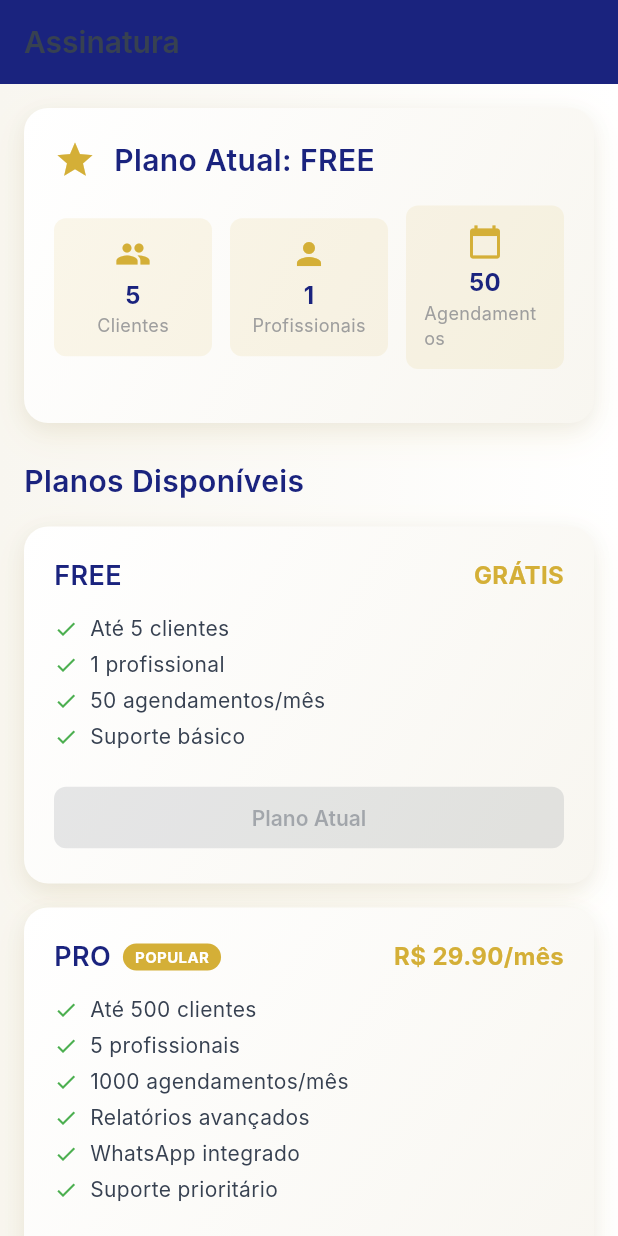
After one commit to leorecoa/flutter_application_1, a Flutter app: the SubscriptionScreen screen opened by its route, on a phone screen of 412 x 824 dp. The commit adds this screen. Run offline on Flutter 3.47's test engine with Material 3 defaults, Android fonts, the phone set to English and light mode, and no system bars; our stand-ins replace dio, fl_chart, flutter_riverpod, go_router, logger, pdf; missing offline and left inert: amplify_api, amplify_auth_cognito, amplify_flutter, amplify_storage_s3, mailer; network calls fail; Roboto replaces fonts that are missing (Inter).

Commit message:
feat: Adicionar módulo de assinatura com gerenciamento de planos e integração com API

```diff
--- a/lib/core/routes/app_routes.dart
+++ b/lib/core/routes/app_routes.dart
@@ -16,6 +16,7 @@ import '../../features/area_cliente/screens/area_cliente_screen.dart';
 import '../../features/recibo_automatico/screens/teste_recibo_screen.dart';
 import '../../features/admin/screens/admin_settings_screen.dart';
 import '../../features/settings/screens/settings_screen.dart';
+import '../../features/subscription/screens/subscription_screen.dart';
 
 final appRouter = GoRouter(
   initialLocation: '/dashboard',
@@ -86,5 +87,9 @@ final appRouter = GoRouter(
       path: '/settings',
       builder: (context, state) => const SettingsScreen(),
     ),
+    GoRoute(
+      path: '/subscription',
+      builder: (context, state) => const SubscriptionScreen(),
+    ),
   ],
 );
--- a/lib/features/clients/widgets/add_client_dialog.dart
+++ b/lib/features/clients/widgets/add_client_dialog.dart
@@ -161,7 +161,7 @@ class _AddClientDialogState extends State<AddClientDialog> {
                   title: const Text('Cliente Ativo'),
                   value: _isActive,
                   onChanged: (value) => setState(() => _isActive = value),
-                  activeColor: LuxuryTheme.gold,
+                  activeColor: LuxuryTheme.primaryGold,
                 ),
                 const SizedBox(height: 24),
                 Row(
--- a/lib/features/services/screens/services_screen.dart
+++ b/lib/features/services/screens/services_screen.dart
@@ -21,6 +21,9 @@ class _ServicesScreenState extends State<ServicesScreen> {
       duration: 30,
       category: 'Corte',
       isActive: true,
+      userId: 'user1',
+      createdAt: DateTime.now(),
+      updatedAt: DateTime.now(),
     ),
     ServiceModel(
       id: '2',
@@ -30,6 +33,9 @@ class _ServicesScreenState extends State<ServicesScreen> {
       duration: 20,
       category: 'Barba',
       isActive: true,
+      userId: 'user1',
+      createdAt: DateTime.now(),
+      updatedAt: DateTime.now(),
     ),
   ];
 
--- a/lib/features/services/widgets/add_service_dialog.dart
+++ b/lib/features/services/widgets/add_service_dialog.dart
@@ -137,7 +137,7 @@ class _AddServiceDialogState extends State<AddServiceDialog> {
                 title: const Text('Serviço Ativo'),
                 value: _isActive,
                 onChanged: (value) => setState(() => _isActive = value),
-                activeColor: LuxuryTheme.gold,
+                activeColor: LuxuryTheme.primaryGold,
               ),
               const SizedBox(height: 24),
               Row(
@@ -171,6 +171,9 @@ class _AddServiceDialogState extends State<AddServiceDialog> {
         duration: int.tryParse(_durationController.text) ?? 30,
         category: _category,
         isActive: _isActive,
+        userId: 'user1',
+        createdAt: widget.service?.createdAt ?? DateTime.now(),
+        updatedAt: DateTime.now(),
       );
 
       widget.onSave(service);
--- a/lib/features/settings/screens/settings_screen.dart
+++ b/lib/features/settings/screens/settings_screen.dart
@@ -1,6 +1,7 @@
 import 'package:flutter/material.dart';
 import '../../../core/theme/luxury_theme.dart';
 import '../../../shared/widgets/luxury_card.dart';
+import 'package:go_router/go_router.dart';
 
 class SettingsScreen extends StatefulWidget {
   const SettingsScreen({super.key});
@@ -203,6 +204,13 @@ class _SettingsScreenState extends State<SettingsScreen> {
             onTap: () => _showProfileDialog(),
           ),
           ListTile(
+            leading: const Icon(Icons.star, color: LuxuryTheme.primaryGold),
+            title: const Text('Assinatura'),
+            subtitle: const Text('Gerenciar plano e pagamentos'),
+            trailing: const Icon(Icons.arrow_forward_ios),
+            onTap: () => context.push('/subscription'),
+          ),
+          ListTile(
             leading: const Icon(Icons.security, color: Colors.orange),
             title: const Text('Segurança'),
             subtitle: const Text('Alterar senha e configurações'),
--- /dev/null
+++ b/lib/features/subscription/models/subscription_model.dart
@@ -0,0 +1,146 @@
+class SubscriptionModel {
+  final String plan;
+  final String status;
+  final SubscriptionLimits limits;
+  final double price;
+  final DateTime startDate;
+  final DateTime expirationDate;
+  final String? paymentProvider;
+  final String? paymentId;
+  final String paymentStatus;
+
+  SubscriptionModel({
+    required this.plan,
+    required this.status,
+    required this.limits,
+    required this.price,
+    required this.startDate,
+    required this.expirationDate,
+    this.paymentProvider,
+    this.paymentId,
+    required this.paymentStatus,
+  });
+
+  factory SubscriptionModel.fromJson(Map<String, dynamic> json) {
+    return SubscriptionModel(
+      plan: json['plan'],
+      status: json['status'],
+      limits: SubscriptionLimits.fromJson(json['limits']),
+      price: (json['price'] as num).toDouble(),
+      startDate: DateTime.parse(json['startDate']),
+      expirationDate: DateTime.parse(json['expirationDate']),
+      paymentProvider: json['paymentProvider'],
+      paymentId: json['paymentId'],
+      paymentStatus: json['paymentStatus'] ?? 'PENDING',
+    );
+  }
+
+  Map<String, dynamic> toJson() {
+    return {
+      'plan': plan,
+      'status': status,
+      'limits': limits.toJson(),
+      'price': price,
+      'startDate': startDate.toIso8601String(),
+      'expirationDate': expirationDate.toIso8601String(),
+      'paymentProvider': paymentProvider,
+      'paymentId': paymentId,
+      'paymentStatus': paymentStatus,
+    };
+  }
+
+  bool get isActive => status == 'ACTIVE';
+  bool get isExpired => DateTime.now().isAfter(expirationDate);
+  int get daysUntilExpiration => expirationDate.difference(DateTime.now()).inDays;
+}
+
+class SubscriptionLimits {
+  final int clients;
+  final int barbers;
+  final int appointments;
+
+  SubscriptionLimits({
+    required this.clients,
+    required this.barbers,
+    required this.appointments,
+  });
+
+  factory SubscriptionLimits.fromJson(Map<String, dynamic> json) {
+    return SubscriptionLimits(
+      clients: json['clients'],
+      barbers: json['barbers'],
+      appointments: json['appointments'],
+    );
+  }
+
+  Map<String, dynamic> toJson() {
+    return {
+      'clients': clients,
+      'barbers': barbers,
+      'appointments': appointments,
+    };
+  }
+
+  bool get hasUnlimitedClients => clients == -1;
+  bool get hasUnlimitedBarbers => barbers == -1;
+  bool get hasUnlimitedAppointments => appointments == -1;
+}
+
+class PlanModel {
+  final String name;
+  final double price;
+  final SubscriptionLimits limits;
+  final List<String> features;
+  final bool isPopular;
+
+  PlanModel({
+    required this.name,
+    required this.price,
+    required this.limits,
+    required this.features,
+    this.isPopular = false,
+  });
+
+  static List<PlanModel> getAvailablePlans() {
+    return [
+      PlanModel(
+        name: 'FREE',
+        price: 0,
+        limits: SubscriptionLimits(clients: 5, barbers: 1, appointments: 50),
+        features: [
+          'Até 5 clientes',
+          '1 profissional',
+          '50 agendamentos/mês',
+          'Suporte básico'
+        ],
+      ),
+      PlanModel(
+        name: 'PRO',
+        price: 29.90,
+        limits: SubscriptionLimits(clients: 500, barbers: 5, appointments: 1000),
+        features: [
+          'Até 500 clientes',
+          '5 profissionais',
+          '1000 agendamentos/mês',
+          'Relatórios avançados',
+          'WhatsApp integrado',
+          'Suporte prioritário'
+        ],
+        isPopular: true,
+      ),
+      PlanModel(
+        name: 'PREMIUM',
+        price: 59.90,
+        limits: SubscriptionLimits(clients: -1, barbers: -1, appointments: -1),
+        features: [
+          'Clientes ilimitados',
+          'Profissionais ilimitados',
+          'Agendamentos ilimitados',
+          'Multi-localização',
+          'API personalizada',
+          'Suporte 24/7'
+        ],
+      ),
+    ];
+  }
+}
--- /dev/null
+++ b/lib/features/subscription/screens/subscription_screen.dart
@@ -0,0 +1,353 @@
+import 'package:flutter/material.dart';
+import '../../../core/theme/luxury_theme.dart';
+import '../../../shared/widgets/luxury_card.dart';
+import '../models/subscription_model.dart';
+import '../services/subscription_service.dart';
+
+class SubscriptionScreen extends StatefulWidget {
+  const SubscriptionScreen({super.key});
+
+  @override
+  State<SubscriptionScreen> createState() => _SubscriptionScreenState();
+}
+
+class _SubscriptionScreenState extends State<SubscriptionScreen> {
+  SubscriptionModel? _currentSubscription;
+  bool _isLoading = true;
+
+  @override
+  void initState() {
+    super.initState();
+    _loadCurrentSubscription();
+  }
+
+  Future<void> _loadCurrentSubscription() async {
+    try {
+      final subscription = await SubscriptionService.getCurrentSubscription();
+      setState(() {
+        _currentSubscription = subscription;
+        _isLoading = false;
+      });
+    } catch (e) {
+      setState(() => _isLoading = false);
+    }
+  }
+
+  @override
+  Widget build(BuildContext context) {
+    return Scaffold(
+      appBar: AppBar(
+        title: const Text('Assinatura'),
+        backgroundColor: LuxuryTheme.deepBlue,
+        foregroundColor: Colors.white,
+      ),
+      body: Container(
+        decoration: const BoxDecoration(
+          gradient: LinearGradient(
+            colors: [LuxuryTheme.pearl, Colors.white],
+          ),
+        ),
+        child: _isLoading
+            ? const Center(child: CircularProgressIndicator())
+            : SingleChildScrollView(
+                padding: const EdgeInsets.all(16),
+                child: Column(
+                  children: [
+                    if (_currentSubscription != null) _buildCurrentPlan(),
+                    const SizedBox(height: 24),
+                    _buildAvailablePlans(),
+                  ],
+                ),
+              ),
+      ),
+    );
+  }
+
+  Widget _buildCurrentPlan() {
+    final subscription = _currentSubscription!;
+
+    return LuxuryCard(
+      child: Column(
+        crossAxisAlignment: CrossAxisAlignment.start,
+        children: [
+          Row(
+            children: [
+              const Icon(Icons.star, color: LuxuryTheme.primaryGold, size: 28),
+              const SizedBox(width: 12),
+              Text(
+                'Plano Atual: ${subscription.plan}',
+                style: const TextStyle(
+                  fontSize: 20,
+                  fontWeight: FontWeight.w600,
+                  color: LuxuryTheme.deepBlue,
+                ),
+              ),
+            ],
+          ),
+          const SizedBox(height: 16),
+          Row(
+            children: [
+              Expanded(
+                child: _buildLimitCard(
+                  'Clientes',
+                  subscription.limits.hasUnlimitedClients
+                    ? 'Ilimitado'
+                    : '${subscription.limits.clients}',
+                  Icons.people,
+                ),
+              ),
+              const SizedBox(width: 12),
+              Expanded(
+                child: _buildLimitCard(
+                  'Profissionais',
+                  subscription.limits.hasUnlimitedBarbers
+                    ? 'Ilimitado'
+                    : '${subscription.limits.barbers}',
+                  Icons.person,
+                ),
+              ),
+              const SizedBox(width: 12),
+              Expanded(
+                child: _buildLimitCard(
+                  'Agendamentos',
+                  subscription.limits.hasUnlimitedAppointments
+                    ? 'Ilimitado'
+                    : '${subscription.limits.appointments}',
+                  Icons.calendar_today,
+                ),
+              ),
+            ],
+          ),
+          const SizedBox(height: 16),
+          if (subscription.plan != 'FREE')
+            Container(
+              padding: const EdgeInsets.all(12),
+              decoration: BoxDecoration(
+                color: subscription.isExpired
+                  ? Colors.red.withOpacity(0.1)
+                  : Colors.green.withOpacity(0.1),
+                borderRadius: BorderRadius.circular(8),
+              ),
+              child: Row(
+                children: [
+                  Icon(
+                    subscription.isExpired ? Icons.warning : Icons.check_circle,
+                    color: subscription.isExpired ? Colors.red : Colors.green,
+                  ),
+                  const SizedBox(width: 8),
+                  Text(
+                    subscription.isExpired
+                        ? 'Plano expirado'
+                        : 'Expira em ${subscription.daysUntilExpiration} dias',
+                    style: TextStyle(
+                      color: subscription.isExpired ? Colors.red : Colors.green,
+                      fontWeight: FontWeight.w500,
+                    ),
+                  ),
+                ],
+              ),
+            ),
+        ],
+      ),
+    );
+  }
+
+  Widget _buildLimitCard(String title, String value, IconData icon) {
+    return Container(
+      padding: const EdgeInsets.all(12),
+      decoration: BoxDecoration(
+        color: LuxuryTheme.primaryGold.withOpacity(0.1),
+        borderRadius: BorderRadius.circular(8),
+      ),
+      child: Column(
+        children: [
+          Icon(icon, color: LuxuryTheme.primaryGold),
+          const SizedBox(height: 4),
+          Text(
+            value,
+            style: const TextStyle(
+              fontSize: 16,
+              fontWeight: FontWeight.bold,
+              color: LuxuryTheme.deepBlue,
+            ),
+          ),
+          Text(
+            title,
+            style: const TextStyle(
+              fontSize: 12,
+              color: Colors.grey,
+            ),
+          ),
+        ],
+      ),
+    );
+  }
+
+  Widget _buildAvailablePlans() {
+    final plans = PlanModel.getAvailablePlans();
+
+    return Column(
+      crossAxisAlignment: CrossAxisAlignment.start,
+      children: [
+        const Text(
+          'Planos Disponíveis',
+          style: TextStyle(
+            fontSize: 20,
+            fontWeight: FontWeight.w600,
+            color: LuxuryTheme.deepBlue,
+          ),
+        ),
+        const SizedBox(height: 16),
+        ...plans.map((plan) => _buildPlanCard(plan)),
+      ],
+    );
+  }
+
+  Widget _buildPlanCard(PlanModel plan) {
+    final isCurrentPlan = _currentSubscription?.plan == plan.name;
+
+    return Container(
+      margin: const EdgeInsets.only(bottom: 16),
+      child: LuxuryCard(
+        child: Column(
+          crossAxisAlignment: CrossAxisAlignment.start,
+          children: [
+            Row(
+              children: [
+                Text(
+                  plan.name,
+                  style: const TextStyle(
+                    fontSize: 18,
+                    fontWeight: FontWeight.w600,
+                    color: LuxuryTheme.deepBlue,
+                  ),
+                ),
+                if (plan.isPopular)
+                  Container(
+                    margin: const EdgeInsets.only(left: 8),
+                    padding: const EdgeInsets.symmetric(horizontal: 8, vertical: 2),
+                    decoration: BoxDecoration(
+                      color: LuxuryTheme.primaryGold,
+                      borderRadius: BorderRadius.circular(12),
+                    ),
+                    child: const Text(
+                      'POPULAR',
+                      style: TextStyle(
+                        color: Colors.white,
+                        fontSize: 10,
+                        fontWeight: FontWeight.bold,
+                      ),
+                    ),
+                  ),
+                const Spacer(),
+                Text(
+                  plan.price == 0 ? 'GRÁTIS' : 'R\$ ${plan.price.toStringAsFixed(2)}/mês',
+                  style: const TextStyle(
+                    fontSize: 16,
+                    fontWeight: FontWeight.bold,
+                    color: LuxuryTheme.primaryGold,
+                  ),
+                ),
+              ],
+            ),
+            const SizedBox(height: 12),
+            ...plan.features.map((feature) => Padding(
+              padding: const EdgeInsets.only(bottom: 4),
+              child: Row(
+                children: [
+                  const Icon(Icons.check, color: Colors.green, size: 16),
+                  const SizedBox(width: 8),
+                  Text(feature),
+                ],
+              ),
+            )),
+            const SizedBox(height: 16),
+            SizedBox(
+              width: double.infinity,
+              child: ElevatedButton(
+                onPressed: isCurrentPlan ? null : () => _upgradePlan(plan.name),
+                style: ElevatedButton.styleFrom(
+                  backgroundColor: isCurrentPlan
+                    ? Colors.grey
+                    : (plan.isPopular ? LuxuryTheme.primaryGold : LuxuryTheme.deepBlue),
+                ),
+                child: Text(
+                  isCurrentPlan
+                    ? 'Plano Atual'
+                    : (plan.name == 'FREE' ? 'Downgrade' : 'Upgrade'),
+                ),
+              ),
+            ),
+          ],
+        ),
+      ),
+    );
+  }
+
+  Future<void> _upgradePlan(String planName) async {
+    try {
+      setState(() => _isLoading = true);
+
+      // TODO: Show payment dialog for paid plans
+      if (planName != 'FREE') {
+        final shouldProceed = await _showPaymentDialog(planName);
+        if (!shouldProceed) {
+          setState(() => _isLoading = false);
+          return;
+        }
+      }
+
+      await SubscriptionService.upgradePlan(planName);
+      await _loadCurrentSubscription();
+
+      if (mounted) {
+        ScaffoldMessenger.of(context).showSnackBar(
+          SnackBar(
+            content: Text('Plano alterado para $planName com sucesso!'),
+            backgroundColor: Colors.green,
+          ),
+        );
+      }
+    } catch (e) {
+      setState(() => _isLoading = false);
+      if (mounted) {
+        ScaffoldMessenger.of(context).showSnackBar(
+          SnackBar(
+            content: Text('Erro ao alterar plano: $e'),
+            backgroundColor: Colors.red,
+          ),
+        );
+      }
+    }
+  }
+
+  Future<bool> _showPaymentDialog(String planName) async {
+    return await showDialog<bool>(
+      context: context,
+      builder: (context) => AlertDialog(
+        title: Text('Upgrade para $planName'),
+        content: Column(
+          mainAxisSize: MainAxisSize.min,
+          children: [
+            const Text('Escolha a forma de pagamento:'),
+            const SizedBox(height: 16),
+            // TODO: Implement payment method selection
+            const Text('⚠️ Integração de pagamento será configurada em breve'),
+            const SizedBox(height: 8),
+            const Text('Por enquanto, o upgrade será feito gratuitamente para testes.'),
+          ],
+        ),
+        actions: [
+          TextButton(
+            onPressed: () => Navigator.pop(context, false),
+            child: const Text('Cancelar'),
+          ),
+          ElevatedButton(
+            onPressed: () => Navigator.pop(context, true),
+            child: const Text('Continuar'),
+          ),
+        ],
+      ),
+    ) ?? false;
+  }
+}
--- /dev/null
+++ b/lib/features/subscription/services/subscription_service.dart
@@ -0,0 +1,120 @@
+import 'dart:convert';
+import 'package:http/http.dart' as http;
+import '../../../core/config/app_config.dart';
+import '../models/subscription_model.dart';
+
+class SubscriptionService {
+  static const String _baseUrl = '${AppConfig.apiGatewayUrl}/subscription';
+
+  static Future<SubscriptionModel> getCurrentSubscription() async {
+    try {
+      final response = await http.get(
+        Uri.parse(_baseUrl),
+        headers: {
+          'Content-Type': 'application/json',
+          // TODO: Add Authorization header with Cognito token
+          // 'Authorization': 'Bearer ${await _getAuthToken()}',
+        },
+      );
+
+      if (response.statusCode == 200) {
+        final data = json.decode(response.body);
+        return SubscriptionModel.fromJson(data);
+      } else {
+        throw Exception('Failed to load subscription');
+      }
+    } catch (e) {
+      // Return default FREE subscription for now
+      return SubscriptionModel(
+        plan: 'FREE',
+        status: 'ACTIVE',
+        limits: SubscriptionLimits(clients: 5, barbers: 1, appointments: 50),
+        price: 0,
+        startDate: DateTime.now(),
+        expirationDate: DateTime.now().add(const Duration(days: 30)),
+        paymentStatus: 'ACTIVE',
+      );
+    }
+  }
+
+  static Future<SubscriptionModel> createSubscription(String plan) async {
+    try {
+      final response = await http.post(
+        Uri.parse(_baseUrl),
+        headers: {
+          'Content-Type': 'application/json',
+          // TODO: Add Authorization header
+        },
+        body: json.encode({'plan': plan}),
+      );
+
+      if (response.statusCode == 201) {
+        final data = json.decode(response.body);
+        return SubscriptionModel.fromJson(data);
+      } else {
+        throw Exception('Failed to create subscription');
+      }
+    } catch (e) {
+      throw Exception('Error creating subscription: $e');
+    }
+  }
+
+  static Future<SubscriptionModel> upgradePlan(String newPlan) async {
+    try {
+      final response = await http.put(
+        Uri.parse(_baseUrl),
+        headers: {
+          'Content-Type': 'application/json',
+          // TODO: Add Authorization header
+        },
+        body: json.encode({'plan': newPlan}),
+      );
+
+      if (response.statusCode == 200) {
+        final data = json.decode(response.body);
+        return SubscriptionModel.fromJson(data);
+      } else {
+        throw Exception('Failed to upgrade plan');
+      }
+    } catch (e) {
+      throw Exception('Error upgrading plan: $e');
+    }
+  }
+
+  static Future<bool> checkLimit(String limitType, int currentCount) async {
+    try {
+      final subscription = await getCurrentSubscription();
+
+      switch (limitType) {
+        case 'clients':
+          return subscription.limits.hasUnlimitedClients ||
+                 currentCount < subscription.limits.clients;
+        case 'barbers':
+          return subscription.limits.hasUnlimitedBarbers ||
+                 currentCount < subscription.limits.barbers;
+        case 'appointments':
+          return subscription.limits.hasUnlimitedAppointments ||
+                 currentCount < subscription.limits.appointments;
+        default:
+          return true;
+      }
+    } catch (e) {
+      return false;
+    }
+  }
+
+  // TODO: Implement payment processing
+  // static Future<String> processPayment(String plan, String paymentMethod) async {
+  //   // Stripe integration
+  //   if (paymentMethod == 'STRIPE') {
+  //     return await _processStripePayment(plan);
+  //   }
+  //
+  //   // PIX integration
+  //   if (paymentMethod == 'PIX') {
+  //     return await _processPixPayment(plan);
+  //   }
+  //
+  //   throw Exception('Unsupported payment method');
+  // }
+}
```
Also changed, not shown: lib/features/appointments/screens/agendamentos_screen.dart (+2 -25 lines), 4 other files.
